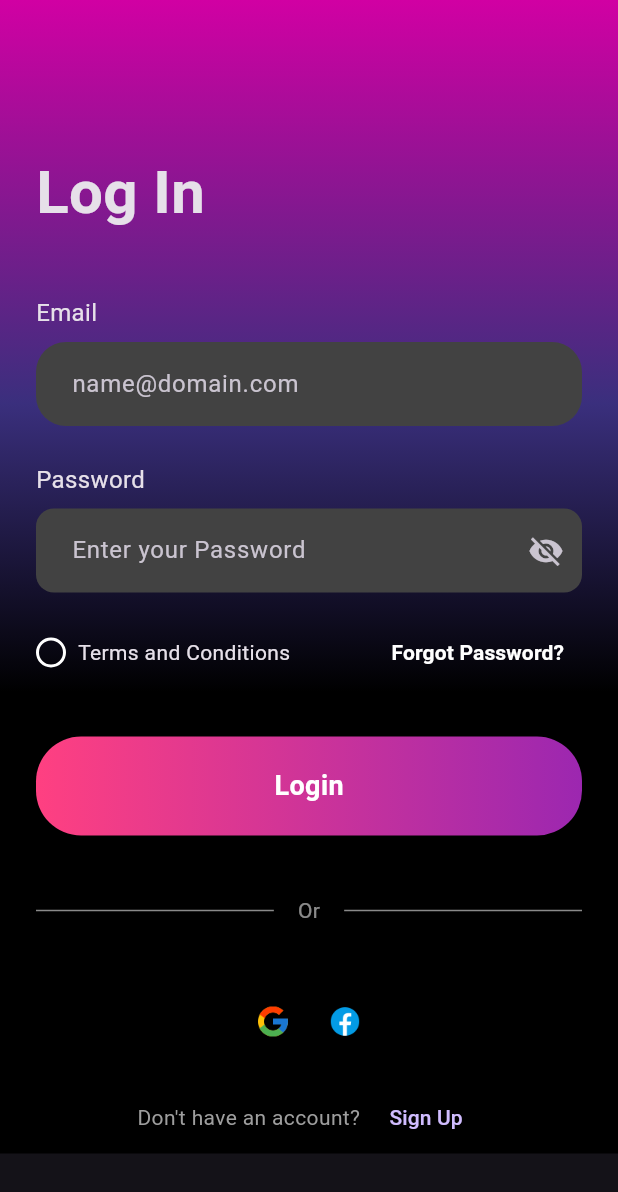
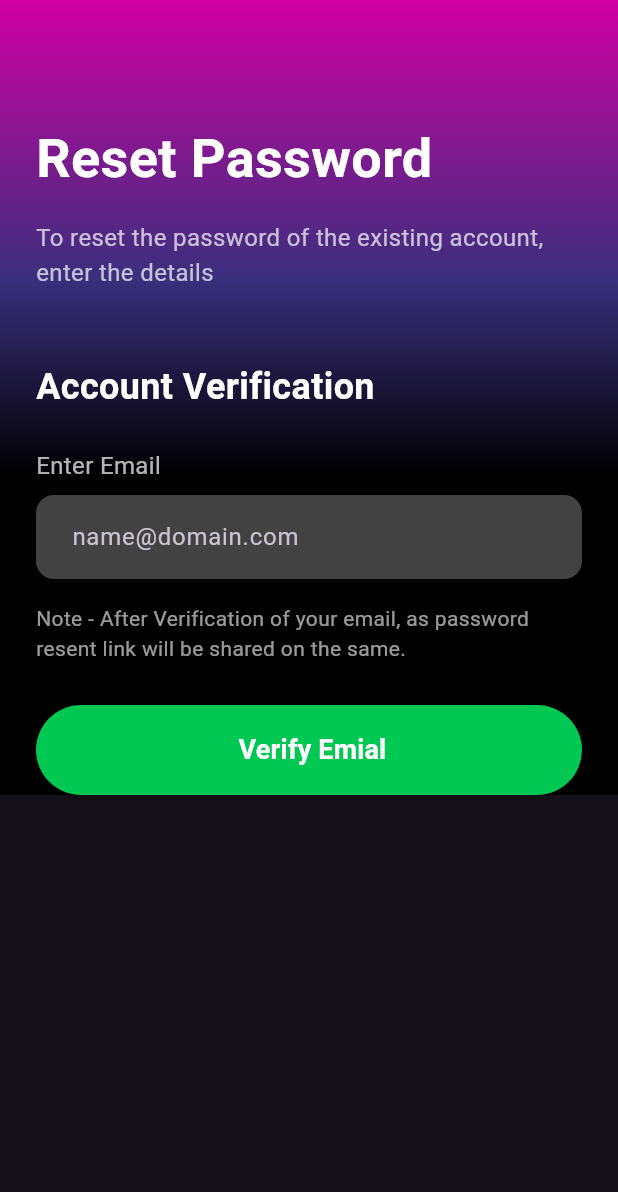
Before and after one commit to ketann09/Dhun-The-Song-Recommendation-App, a Flutter app: the screen it shows after launch, after a tap on "Let's Go", after a tap on "Forgot Password?", on a phone screen of 412 x 824 dp. Shown: the top 1192 px of the screen. Run offline on Flutter 3.47's test engine with Material 3 defaults, Android fonts, the phone set to English and light mode, and no system bars; our stand-ins replace bloc, flutter_bloc; network calls fail.

Commit message:
page linking

```diff
--- a/lib/features/auth/view/login_screen.dart
+++ b/lib/features/auth/view/login_screen.dart
@@ -1,4 +1,5 @@
 import 'package:dhun/core/widgets/gradient_button.dart';
+import 'package:dhun/features/auth/view/forgot_passwrd_screen.dart';
 import 'package:dhun/features/auth/view/signup_screen.dart';
 import 'package:flutter/material.dart';
 import 'package:dhun/core/widgets/app_bg.dart';
@@ -98,7 +99,13 @@ class _LoginScreenState extends State<LoginScreen> {
                       ],
                     ),
                     TextButton(
-                      onPressed: () {},
+                      onPressed: () {
+                        Navigator.of(context).push(
+                          MaterialPageRoute(
+                            builder: (context) => const ForgotPasswordScreen(),
+                          ),
+                        );
+                      },
                       child: const Text(
                         "Forgot Password?",
                         style: TextStyle(
```
